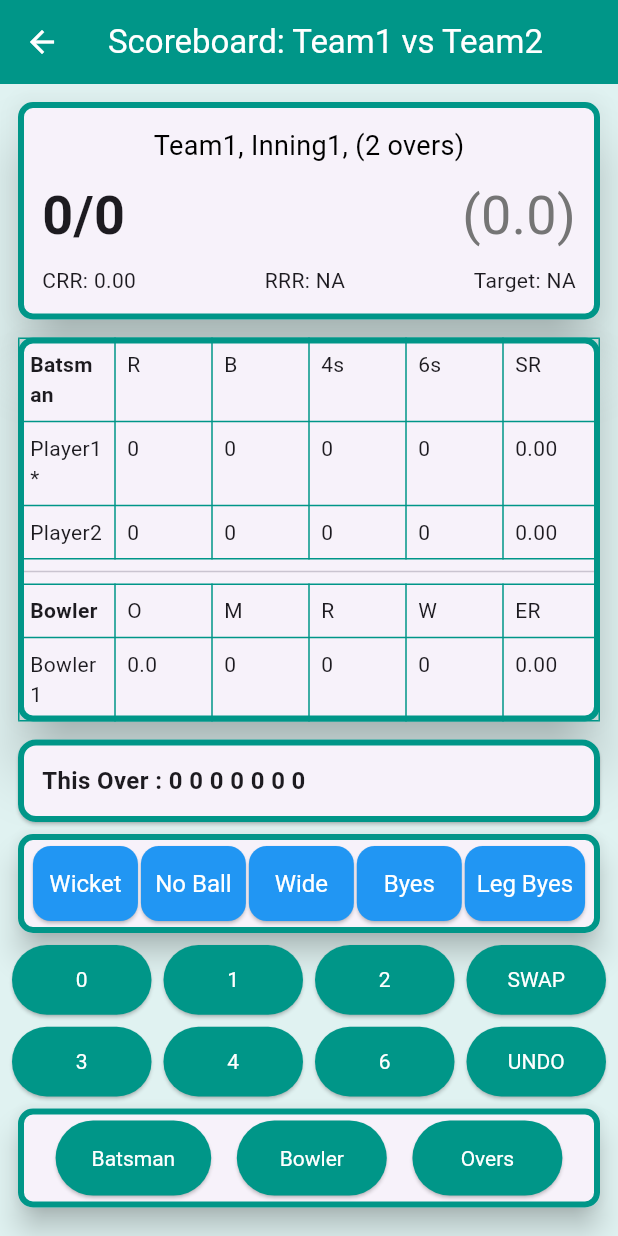
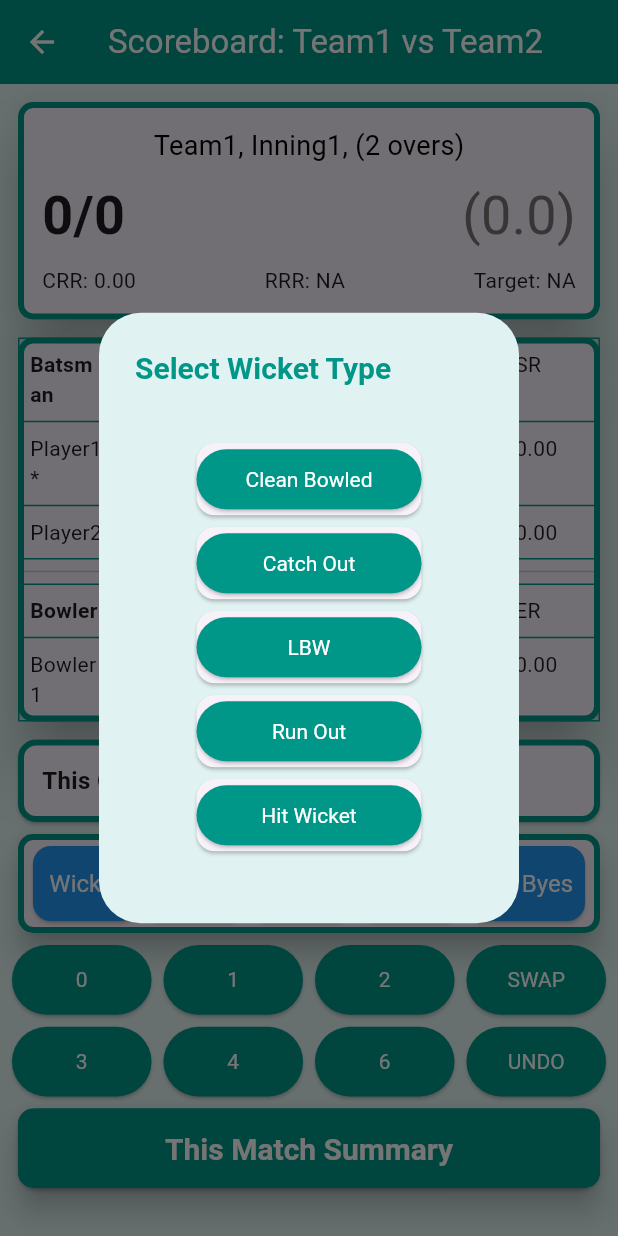
Before and after one commit to ZulfiqarAlam18/easy_count_mad_class_project, a Flutter app: the ScoreboardScreen screen opened by its route, after a tap on "Wicket", on a phone screen of 412 x 824 dp. Run offline on Flutter 3.47's test engine with Material 3 defaults, Android fonts, the phone set to English and light mode, and no system bars.

Commit message:
alertbox of type of wicket added

```diff
--- a/lib/scorecard.dart
+++ b/lib/scorecard.dart
@@ -62,7 +62,6 @@ class ScoreboardScreen extends StatelessWidget {
                 ),
               ),
               SizedBox(height: 4),
-
               // Batsman and Bowler table
               Card(
                 shape: RoundedRectangleBorder(
@@ -232,6 +231,8 @@ class ScoreboardScreen extends StatelessWidget {
                 ),
               ),
               SizedBox(height: 4),
+
+              //current over update card
               Card(
                 shape: RoundedRectangleBorder(
                   borderRadius: BorderRadius.circular(12),
@@ -251,6 +252,7 @@ class ScoreboardScreen extends StatelessWidget {
                 ),
               ),
 
+              // wicket, wide, byes, no ball legbyes buttons
               Card(
                 shape: RoundedRectangleBorder(
                   borderRadius: BorderRadius.circular(10.0),
@@ -269,7 +271,59 @@ class ScoreboardScreen extends StatelessWidget {
                        // const Size buttonSize = Size(70, 50); // Adjust as needed
 
                     ElevatedButton(
-                    onPressed: () {},
+                    onPressed: () {
+                     showDialog(context: context, builder: (BuildContext context){
+                       return AlertDialog(
+                         backgroundColor: Colors.teal[50],
+                         title: const Text('Select Wicket Type'),
+                         content: Padding(
+                           padding: EdgeInsets.all(8.0),
+                           child: Container(
+                             height: 300,
+                             width:   200,
+                             child: Padding(
+                               padding: EdgeInsets.all(8.0),
+                             child: SingleChildScrollView(
+                               child: Column(
+                                 children: [
+                                   Card(
+                                     child: ElevatedButton(onPressed: (){},child: const Text('Clean Bowled'),style: ElevatedButton.styleFrom(
+                                       minimumSize: Size(150, 15),
+                                     ),),
+                                   ),
+                                   Card(
+                                     child: ElevatedButton(onPressed: (){},child: const Text('Catch Out'),style: ElevatedButton.styleFrom(
+                                       minimumSize: Size(150, 15),
+                                     ),),
+                                   ),
+                                   Card(
+                                     child: ElevatedButton(onPressed: (){},child: const Text('LBW'),style: ElevatedButton.styleFrom(
+                                       minimumSize: Size(150, 15),
+                                     ),),
+                                   ),
+                                   Card(
+                                     child: ElevatedButton(onPressed: (){},child: const Text('Run Out'),style: ElevatedButton.styleFrom(
+                                       minimumSize: Size(150, 15),
+                                     ),),
+                                   ),
+                                   Card(
+                                     child: ElevatedButton(onPressed: (){},child: const Text('Hit Wicket'),style: ElevatedButton.styleFrom(
+                                       minimumSize: Size(150, 15),
+                                     ),),
+                                   ),
+                                   Card(
+                                     child: ElevatedButton(onPressed: (){},child: const Text('Retire hurt'),style: ElevatedButton.styleFrom(
+                                       minimumSize: Size(150, 15),
+                                     ),),
+                                   ),
+                                 ],
+                               ),
+                             ),)
+                           ),
+                         ),
+                       );
+                     });
+                    },
                 child: const Text('Wicket'),
                 style: ElevatedButton.styleFrom(
                   padding: const EdgeInsets.all(8),
@@ -352,11 +406,7 @@ class ScoreboardScreen extends StatelessWidget {
           ),
         ),
             ),
-
-
-
-
-            SizedBox(height: 4),
+              SizedBox(height: 4),
 
               // Score Buttons Grid
               GridView.count(
@@ -378,7 +428,7 @@ class ScoreboardScreen extends StatelessWidget {
               ),
               SizedBox(height: 4),
 
-              // Batsman, Bowler, Overs buttons
+              // Live Match Summary
               Card(
                 shape: RoundedRectangleBorder(
                   borderRadius: BorderRadius.circular(10.0),
@@ -388,17 +438,28 @@ class ScoreboardScreen extends StatelessWidget {
                   )
                 ),
                 elevation: 8,
-                child: Padding(
-                  padding: const EdgeInsets.all(8.0),
-                  child: Row(
-                    mainAxisAlignment: MainAxisAlignment.spaceEvenly,
-                    children: [
-                      BottomButton(label: 'Batsman'),
-                      BottomButton(label: 'Bowler'),
-                      BottomButton(label: 'Overs'),
-                    ],
+                child: SizedBox(
+                    width: double.infinity,
+                    child: ElevatedButton(
+                      onPressed: () {
+                        Navigator.pushNamed(context, '/summaryScreen');
+
+                      },
+                      style: ElevatedButton.styleFrom(
+                        padding: const EdgeInsets.symmetric(vertical: 15),
+                        backgroundColor: Colors.teal, // Background color teal
+                        foregroundColor: Colors.white, // Text color white
+                        shape: RoundedRectangleBorder(
+                          borderRadius: BorderRadius.circular(12), // Rounded corners
+                        ),
+                      ),
+                      child: const Text(
+                        'This Match Summary',
+                        style: TextStyle(fontSize: 20, fontWeight: FontWeight.bold),
+                      ),
+                    ),
                   ),
-                ),
+
               ),
             ],
           ),
```
